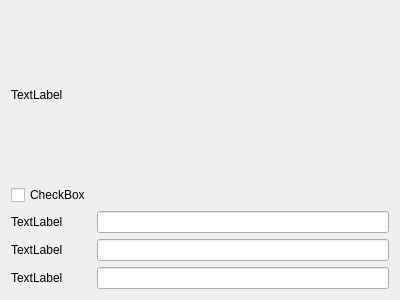
Above: coefficients.ui from goodvin360/pivn_app before the change. Below: the same form after it.
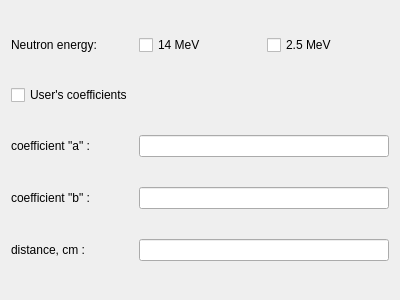
That is the form after the change.

Commit message: 01.08.2024 work 1 -added coefficients slot-signal realisation for new form -minor changes in gui

What changed in the file:
```diff
--- a/coefficients.ui
+++ b/coefficients.ui
@@ -17,45 +17,59 @@
    <item row="0" column="0">
     <widget class="QLabel" name="label">
      <property name="text">
-      <string>TextLabel</string>
+      <string>Neutron energy:</string>
+     </property>
+    </widget>
+   </item>
+   <item row="0" column="1">
+    <widget class="QCheckBox" name="checkBox_2">
+     <property name="text">
+      <string>14 MeV</string>
+     </property>
+    </widget>
+   </item>
+   <item row="0" column="2">
+    <widget class="QCheckBox" name="checkBox_3">
+     <property name="text">
+      <string>2.5 MeV</string>
      </property>
     </widget>
    </item>
    <item row="1" column="0">
     <widget class="QCheckBox" name="checkBox">
      <property name="text">
-      <string>CheckBox</string>
+      <string>User's coefficients</string>
      </property>
     </widget>
    </item>
    <item row="2" column="0">
     <widget class="QLabel" name="label_2">
      <property name="text">
-      <string>TextLabel</string>
+      <string>coefficient &quot;a&quot; :</string>
      </property>
     </widget>
    </item>
-   <item row="2" column="1">
+   <item row="2" column="1" colspan="2">
     <widget class="QLineEdit" name="lineEdit"/>
    </item>
    <item row="3" column="0">
     <widget class="QLabel" name="label_3">
      <property name="text">
-      <string>TextLabel</string>
+      <string>coefficient &quot;b&quot; :</string>
      </property>
     </widget>
    </item>
-   <item row="3" column="1">
+   <item row="3" column="1" colspan="2">
     <widget class="QLineEdit" name="lineEdit_2"/>
    </item>
    <item row="4" column="0">
     <widget class="QLabel" name="label_4">
      <property name="text">
-      <string>TextLabel</string>
+      <string>distance, cm :</string>
      </property>
     </widget>
    </item>
-   <item row="4" column="1">
+   <item row="4" column="1" colspan="2">
     <widget class="QLineEdit" name="lineEdit_3"/>
    </item>
   </layout>
```
Left out of the diff: 109 changed lines with no effect on the pictures. The commit also changes 8 other files.
